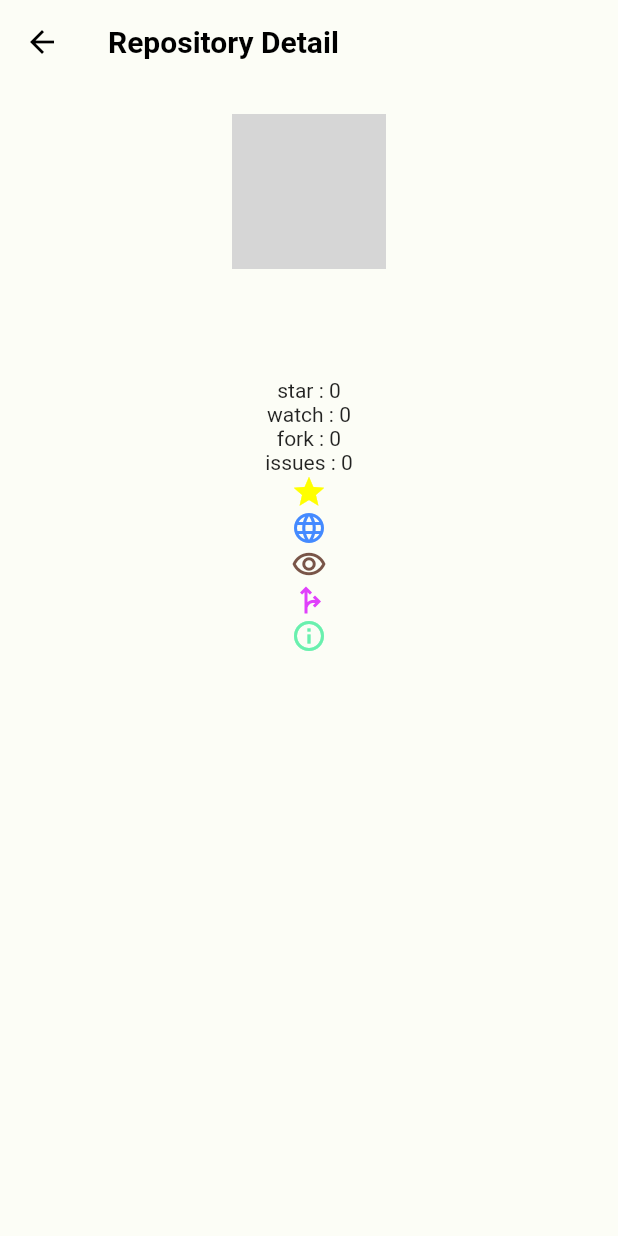
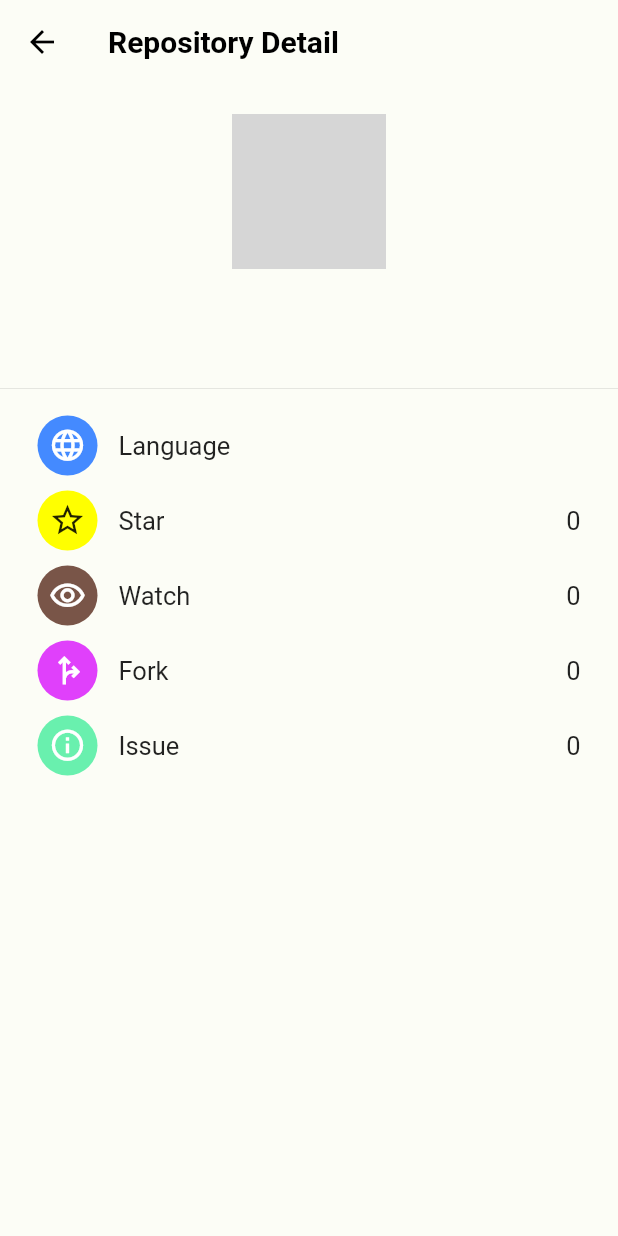
Before and after one commit to mqkotoo/code-check, a Flutter app: the DetailPage screen opened directly, on a phone screen of 412 x 824 dp. Run offline on Flutter 3.47's test engine with Material 2 defaults, Android fonts, the phone set to English and light mode, and no system bars; our stand-ins replace flutter_riverpod, freezed_annotation; network calls fail; grey boxes are pictures that could not be loaded.

Commit message:
update detailPage UI

```diff
--- a/lib/main.dart
+++ b/lib/main.dart
@@ -1,8 +1,12 @@
 import 'package:flutter/material.dart';
+import 'package:flutter/services.dart';
 import 'package:flutter_riverpod/flutter_riverpod.dart';
 import 'view/main_page.dart';
 
 void main() {
+  WidgetsFlutterBinding.ensureInitialized();
+  //画面を縦に固定　横向きにならないようにする
+  SystemChrome.setPreferredOrientations([DeviceOrientation.portraitUp]);
   runApp(ProviderScope(child: const MyApp()));
 }
 
@@ -12,10 +16,19 @@ class MyApp extends StatelessWidget {
   @override
   Widget build(BuildContext context) {
     return MaterialApp(
+      builder: (BuildContext context,Widget? child) {
+        return MediaQuery(
+          //ユーザーのデバイスで”文字を大きくする”の設定をしていてもそれにUIを影響させないようにする
+          data : MediaQuery.of(context).copyWith(textScaleFactor: 1),
+            child: child!,
+        );
+      },
       theme: ThemeData.light(),
       darkTheme: ThemeData.dark(),
       //テーマの設定をシステムに依存させる
       themeMode: ThemeMode.system,
+      //デバッグバナー消す
+      debugShowCheckedModeBanner: false,
       home: MainPage(),
     );
   }
--- a/lib/view/main_page.dart
+++ b/lib/view/main_page.dart
@@ -1,8 +1,6 @@
 import 'package:flutter/material.dart';
 import 'package:flutter_riverpod/flutter_riverpod.dart';
 import 'package:intl/intl.dart';
-import 'package:numeral/numeral.dart';
-
 import '../main_page_vm.dart';
 import 'next_page.dart';
 
--- a/lib/view/next_page.dart
+++ b/lib/view/next_page.dart
@@ -54,46 +54,56 @@ class DetailPage extends ConsumerWidget {
               ? Color(0xff1A1C19)
               : Color(0xffFCFDF6),
         ),
-        body: Padding(
-          padding: const EdgeInsets.symmetric(vertical: 20.0,horizontal: 25),
-          child: Center(
+        body: Center(
           child: Column(
             crossAxisAlignment: CrossAxisAlignment.center,
             children: [
-                ClipOval(
+              Padding(
+                padding: const EdgeInsets.only(top:20.0),
+                child: ClipOval(
                   child: Image.network(
                     data.owner.avatar_url,
                     width: size.width * 0.25,
                     height: size.width * 0.25,
                   ),
                 ),
+              ),
               Padding(
-                  padding: const EdgeInsets.all(10.0),
+                padding: const EdgeInsets.symmetric(vertical: 10.0),
                 child: Text(data.full_name,style: TextStyle(fontWeight: FontWeight.bold,fontSize: 18),),
               ),
-                Text(
+              Padding(
+                padding: const EdgeInsets.fromLTRB(25,0,25,15),
+                child: Text(
                   data.description ?? "No description",
                   style: TextStyle(
                       color:
                       platformBrightness == Brightness.dark
-                      // ? Color(0xff222F22)
                           ? Color(0xffBBBBBB)
                           : Colors.black87,
                   ),
                 ),
-                Text(data.language ?? "No programing language"),
-                Text("star : " + stars_count),
-                Text("watch : " + watchers_count),
-                Text("fork : " + forks_count),
-                Text("issues : " + issues_count),
-
-                Icon(Icons.star,color: Colors.yellowAccent),
-                Icon(Icons.language,color: Colors.blueAccent),
-                Icon(Icons.remove_red_eye_outlined,color: Colors.brown),
-                Icon(Icons.fork_right_sharp,color: Colors.purpleAccent),
-                Icon(Icons.info_outline,color: Colors.greenAccent)
+              ),
+              Divider(
+                thickness: 0.5,
+                color:
+                platformBrightness == Brightness.dark
+                    ? Color(0xff777777)
+                    : Colors.black12,
+              ),
+              Padding(
+                padding: const EdgeInsets.symmetric(vertical: 10.0,horizontal: 25),
+                child: Column(
+                  children: [
+                    detailElement(icon: Icons.language, elementLabel: "Language", element: data.language ?? "No Programing language", iconBackgroundColor: Colors.blueAccent, iconColor: Colors.white,),
+                    detailElement(icon: Icons.star_border, elementLabel: "Star", element: stars_count, iconBackgroundColor: Colors.yellowAccent, iconColor: Colors.black87,),
+                    detailElement(icon: Icons.remove_red_eye_outlined, elementLabel: "Watch", element: watchers_count, iconBackgroundColor: Colors.brown, iconColor: Colors.white,),
+                    detailElement(icon: Icons.fork_right_sharp, elementLabel: "Fork", element: forks_count, iconBackgroundColor: Colors.purpleAccent, iconColor: Colors.white,),
+                    detailElement(icon: Icons.info_outline, elementLabel: "Issue", element: issues_count, iconBackgroundColor: Colors.greenAccent, iconColor: Colors.white,),
                   ],
                 ),
+              ),
+            ],
           ),
         )
     );
@@ -102,24 +112,41 @@ class DetailPage extends ConsumerWidget {
 
 
 
-class CountText extends StatelessWidget {
-  const CountText({
+class detailElement extends StatelessWidget {
+  const detailElement({
     Key? key,
-    required this.text,
-    required this.data,
-    required this.fontsize,
+    required this.icon,
+    required this.elementLabel,
+    required this.element,
+    required this.iconBackgroundColor,
+    required this.iconColor
   }) : super(key: key);
 
-  final String? data;
-  final String? text;
-  final double? fontsize;
+  final IconData icon;
+  final String elementLabel;
+  final String element;
+  final Color iconBackgroundColor;
+  final Color iconColor;
 
   @override
   Widget build(BuildContext context) {
-    return Text(
-      "$text: $data",
-      textAlign: TextAlign.start,
-      style: TextStyle(fontSize: fontsize),
+    return Padding(
+      padding: const EdgeInsets.only(bottom: 10.0),
+      child: Row(
+        children: [
+          CircleAvatar(
+            backgroundColor: iconBackgroundColor,
+              child: Icon(icon,size: 25,color: iconColor),
+          ),
+          SizedBox(width: 14),
+          Text(elementLabel,style: TextStyle(fontSize: 17)),
+          Spacer(),
+          Text(
+            element,
+            style: TextStyle(fontSize: 17),
+          )
+        ],
+      ),
     );
   }
 }
```
Also changed, not shown: pubspec.yaml (+0 -21 lines), pubspec.lock. Lines whose indentation alone changed are shown as unchanged.
